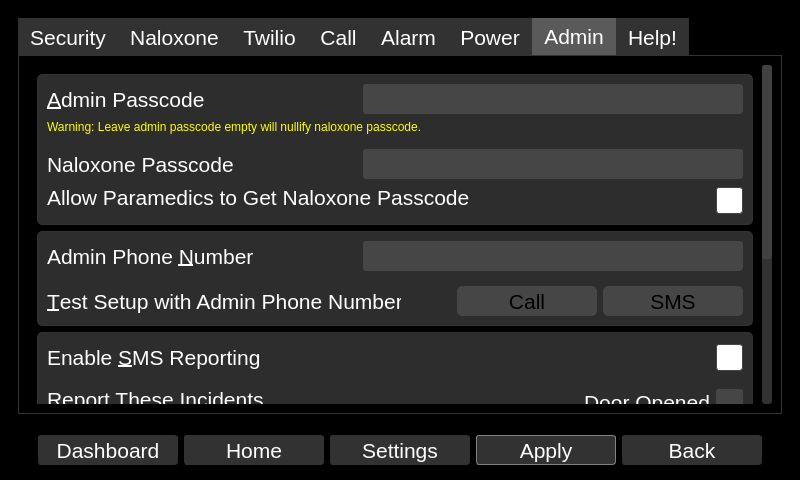
Before: the Qt Designer form qt_design/main_window.ui in zyl120/Naloxone_Safety_Kit, drawn with Qt 5.
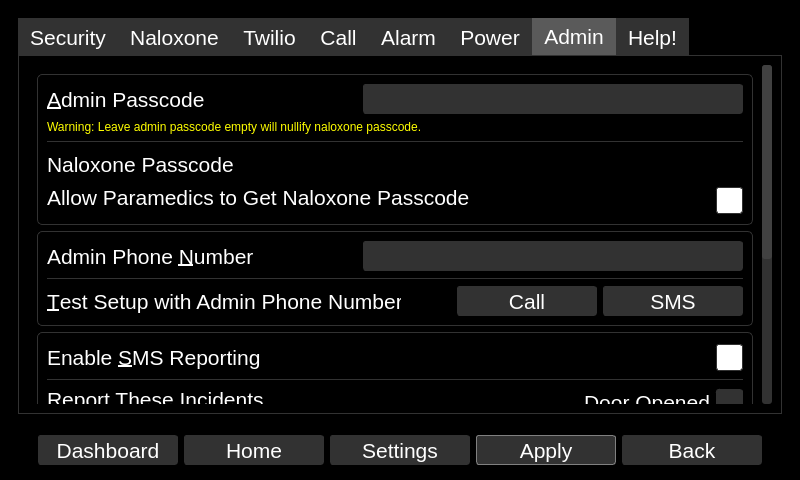
After: the same form once the commit is applied. The open tabs and pages were chosen to show the change.

The edit to the form file:
```diff
--- a/qt_design/main_window.ui
+++ b/qt_design/main_window.ui
@@ -1176,42 +1176,6 @@
        </layout>
       </widget>
       <widget class="QWidget" name="settingsPage">
-       <property name="styleSheet">
-        <string notr="true">.QFrame{border-radius: 5px;border-color:rgb(45,45,45);background-color:rgb(45,45,45);border-width: 1px;border-style: solid;}
-.QLabel{color:white;border-width: 0px;background-color:rgb(45,45,45);border-radius: 5px;border-width: 1px;}
-.QPushButton{border-radius: 5px;background-color:rgb(70,70,70);border-color:rgb(70,70,70);border-width: 1px;border-style: solid;}
-.QLineEdit{color: white; background-color: rgb(70,70,70); border-radius:3px;border-color: rgb(70,70,70);border-width: 1px;border-style: solid;}
-.QSlider{background-color:rgb(45,45,45)}
-.QSlider::groove:horizontal {
-    border: 1px solid rgb(70,70,70);
-    border-radius: 5px;
-    height: 30px;
-    background: rgb(70,70,70);
-    margin: 2px 0;
-}
-
-.QSlider::handle:horizontal {
-    background-color:white;
-    border: 1px solid white;
-    width: 30px;
-    border-radius: 5px;
-}
-
-.QCheckBox{color:white;background-color:rgb(45,45,45)}
-
-.QCheckBox::indicator{
-border-color:rgb(70,70,70);border-width: 1px; border-radius:3px;border-style: solid;height:25;width:25}
-.QCheckBox::indicator:unchecked{
-background-color : rgb(70,70,70);}
-.QCheckBox::indicator:checked{
-background-color : white;}
-.QCheckBox{
-color:white;
-}
-.QTimeEdit{color: white; background-color: rgb(70,70,70); border-radius:3px;border-color: rgb(70,70,70);border-width: 1px;border-style: solid;
-}
-</string>
-       </property>
        <layout class="QGridLayout" name="gridLayout_15">
         <item row="0" column="0">
          <widget class="QTabWidget" name="settingsTab">
@@ -3283,7 +3247,7 @@
                 <rect>
                  <x>0</x>
                  <y>0</y>
-                 <width>716</width>
+                 <width>642</width>
                  <height>706</height>
                 </rect>
                </property>
@@ -3347,7 +3311,8 @@
                         </font>
                        </property>
                        <property name="styleSheet">
-                        <string notr="true"/>
+                        <string notr="true">color: white; background-color: rgb(50,50,50); border-radius:3px;border-color: rgb(50,50,50);border-width: 1px;border-style: solid;
+</string>
                        </property>
                        <property name="text">
                         <string/>
@@ -3491,7 +3456,16 @@
                         <enum>Qt::RightToLeft</enum>
                        </property>
                        <property name="styleSheet">
-                        <string notr="true"/>
+                        <string notr="true">QCheckBox::indicator{
+border-color:rgb(50,50,50);border-width: 1px; border-radius:3px;border-style: solid;height:25;width:25}
+QCheckBox::indicator:unchecked{
+background-color : rgb(50,50,50);}
+QCheckBox::indicator:checked{
+background-color : white;}
+QCheckBox{
+color:white;
+}
+</string>
                        </property>
                        <property name="text">
                         <string/>
@@ -3565,7 +3539,8 @@
                         </font>
                        </property>
                        <property name="styleSheet">
-                        <string notr="true"/>
+                        <string notr="true">color: white; background-color: rgb(50,50,50); border-radius:3px;border-color: rgb(50,50,50);border-width: 1px;border-style: solid;
+</string>
                        </property>
                       </widget>
                      </item>
@@ -3640,7 +3615,8 @@
                         </font>
                        </property>
                        <property name="styleSheet">
-                        <string notr="true">
+                        <string notr="true">color: white; background-color: rgb(50,50,50); border-radius:3px;border-color: rgb(50,50,50);border-width: 1px;border-style: solid;
+
 
 </string>
                        </property>
@@ -3669,7 +3645,7 @@
                         </font>
                        </property>
                        <property name="styleSheet">
-                        <string notr="true">
+                        <string notr="true">color: white; background-color: rgb(50,50,50); border-radius:3px;border-color: rgb(50,50,50);border-width: 1px;border-style: solid;
 
 
 </string>
@@ -3749,7 +3725,16 @@
                         <enum>Qt::RightToLeft</enum>
                        </property>
                        <property name="styleSheet">
-                        <string notr="true"/>
+                        <string notr="true">QCheckBox::indicator{
+border-color:rgb(50,50,50);border-width: 1px; border-radius:3px;border-style: solid;height:25;width:25}
+QCheckBox::indicator:unchecked{
+background-color : rgb(50,50,50);}
+QCheckBox::indicator:checked{
+background-color : white;}
+QCheckBox{
+color:white;
+}
+</string>
                        </property>
                        <property name="text">
                         <string/>
@@ -3862,7 +3847,16 @@
                           <enum>Qt::RightToLeft</enum>
                          </property>
                          <property name="styleSheet">
-                          <string notr="true"/>
+                          <string notr="true">QCheckBox::indicator{
+border-color:rgb(50,50,50);border-width: 1px; border-radius:3px;border-style: solid;height:25;width:25}
+QCheckBox::indicator:unchecked{
+background-color : rgb(50,50,50);}
+QCheckBox::indicator:checked{
+background-color : white;}
+QCheckBox{
+color:white;
+}
+</string>
                          </property>
                          <property name="text">
                           <string>Door Opened</string>
```
Left out of the diff: 289 changed lines with no effect on the pictures.
